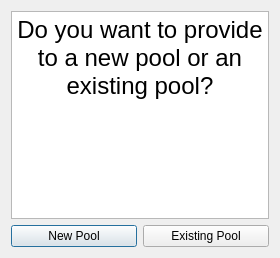
This is ProvideDialog.ui in LiquidityProtocol/AMM-Simulator as Qt 5 draws it before an edit. The edited form follows.
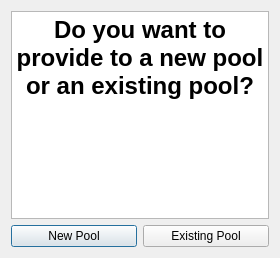
This is the edited form.

Commit message: Background color changes, button border changes

Diff of the .ui file:
```diff
--- a/ProvideDialog.ui
+++ b/ProvideDialog.ui
@@ -13,6 +13,10 @@
   <property name="windowTitle">
    <string>Dialog</string>
   </property>
+  <property name="styleSheet">
+   <string notr="true">gridline-color: rgb(0, 0, 0);
+border-color: rgb(0, 0, 0);</string>
+  </property>
   <layout class="QVBoxLayout" name="verticalLayout">
    <item>
     <widget class="QTextEdit" name="textEdit">
@@ -24,10 +28,8 @@
 &lt;html&gt;&lt;head&gt;&lt;meta name=&quot;qrichtext&quot; content=&quot;1&quot; /&gt;&lt;meta charset=&quot;utf-8&quot; /&gt;&lt;style type=&quot;text/css&quot;&gt;
 p, li { white-space: pre-wrap; }
 hr { height: 1px; border-width: 0; }
-li.unchecked::marker { content: &quot;\2610&quot;; }
-li.checked::marker { content: &quot;\2612&quot;; }
-&lt;/style&gt;&lt;/head&gt;&lt;body style=&quot; font-family:'.AppleSystemUIFont'; font-size:13pt; font-weight:400; font-style:normal;&quot;&gt;
-&lt;p align=&quot;center&quot; style=&quot; margin-top:0px; margin-bottom:0px; margin-left:0px; margin-right:0px; -qt-block-indent:0; text-indent:0px;&quot;&gt;&lt;span style=&quot; font-size:18pt;&quot;&gt;Do you want to provide to a new pool or an existing pool?&lt;/span&gt;&lt;/p&gt;&lt;/body&gt;&lt;/html&gt;</string>
+&lt;/style&gt;&lt;/head&gt;&lt;body style=&quot; font-family:'Segoe UI'; font-size:9pt; font-weight:400; font-style:normal;&quot;&gt;
+&lt;p align=&quot;center&quot; style=&quot; margin-top:0px; margin-bottom:0px; margin-left:0px; margin-right:0px; -qt-block-indent:0; text-indent:0px;&quot;&gt;&lt;span style=&quot; font-family:'.AppleSystemUIFont'; font-size:18pt; font-weight:700;&quot;&gt;Do you want to provide to a new pool or an existing pool?&lt;/span&gt;&lt;/p&gt;&lt;/body&gt;&lt;/html&gt;</string>
      </property>
     </widget>
    </item>
```
The commit also changes 12 other files.
